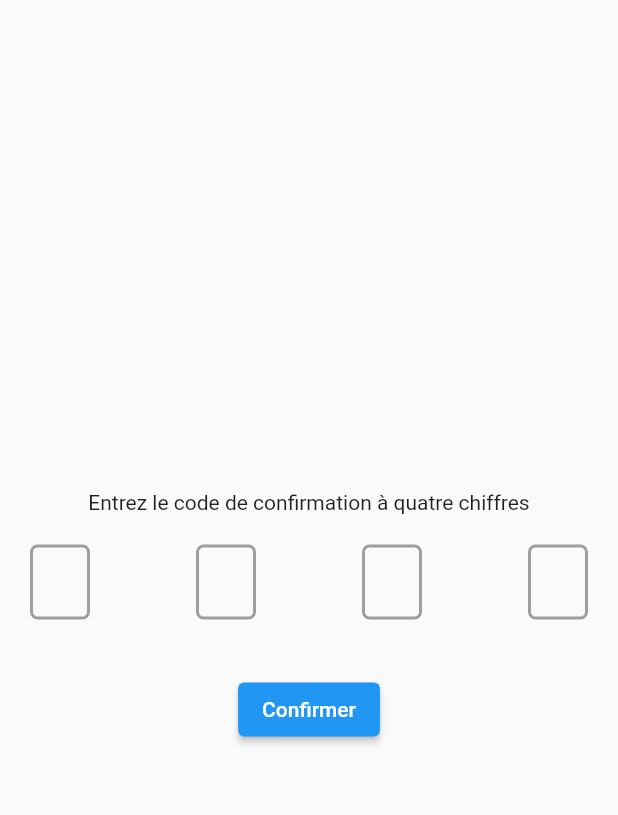
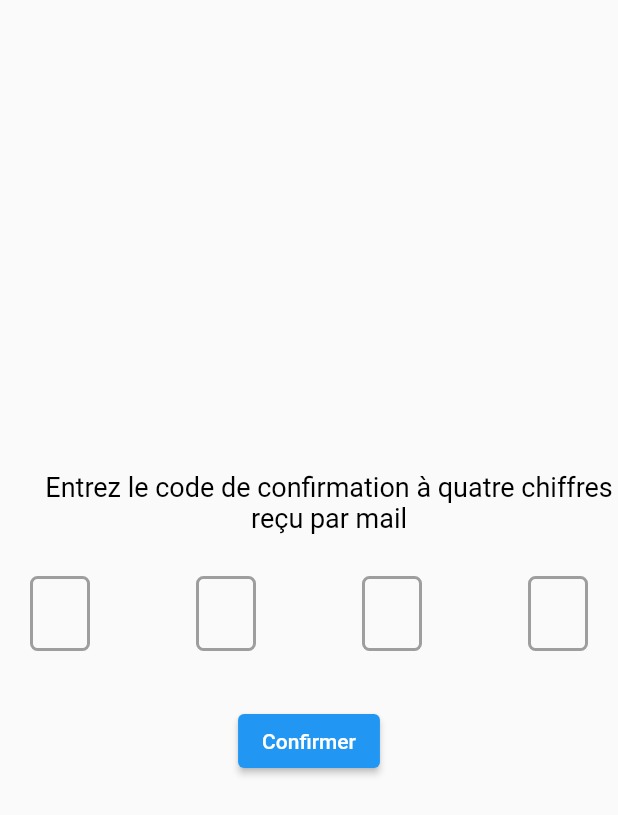
Before and after one commit to FerdinandPyCode/Votify, a Flutter app: the ConfirmationCodePage screen opened directly with empty values, on a phone screen of 412 x 824 dp. Shown: the top 815 px of the screen. Run offline on Flutter 3.47's test engine with Material 2 defaults, Android fonts, the phone set to English and light mode, and no system bars; drawn by our look-alikes of pin_code_fields; our stand-ins replace animated_splash_screen, badges, dio, dots_indicator, file_picker, fl_chart and 5 more; missing offline and left inert: flutter_flushbar; accounts and stored records are empty; project files that could hold a hidden picture were left out.

Commit message:
create okay

```diff
--- a/lib/app/core/controller/user_controller.dart
+++ b/lib/app/core/controller/user_controller.dart
@@ -27,7 +27,7 @@ class UserController {
     try {
       logd('Avant le post de dio');
       await ref.read(dio).post(myUrl, data: data).then((value) async {
-        logd(value);
+
         if (value.statusCode == 200) {
           ref.read(userAuth.notifier).token = value.data['refresh'];
           HelperPreferences.saveStringValue("TOKEN_KEY", value.data['refresh']);
@@ -53,8 +53,8 @@ class UserController {
 
     try {
       logd(data);
-
-      await ref.read(dio).post(myUrl, data:data).then((value) {
+       logd('Avant le post de dio');
+      await ref.read(dio).post(myUrl, data: data).then((value) {
         logd(value);
         if (value.statusCode == 201) {
           UserModel data = UserModel.fromMap(value.data);
--- a/lib/app/screem/log_sign_screem/activation_compte.dart
+++ b/lib/app/screem/log_sign_screem/activation_compte.dart
@@ -1,5 +1,7 @@
 import 'package:flutter/material.dart';
 import 'package:pin_code_fields/pin_code_fields.dart';
+import 'package:votify_2/app/core/constants/color.dart';
+import 'package:votify_2/app/core/generated/widgets/app_input_end_text_widget/app_text.dart';
 import 'package:votify_2/app/core/models/user_model.dart';
 import 'package:votify_2/app/core/utils/app_func.dart';
 import 'package:votify_2/app/screem/home_screem/home_screem.dart';
@@ -15,6 +17,7 @@ class ConfirmationCodePage extends StatefulWidget {
 
 class _ConfirmationCodePageState extends State<ConfirmationCodePage> {
   String _pinCode = "";
+  bool isLoading = false;
 
   @override
   Widget build(BuildContext context) {
@@ -25,7 +28,15 @@ class _ConfirmationCodePageState extends State<ConfirmationCodePage> {
           child: Column(
             mainAxisAlignment: MainAxisAlignment.center,
             children: <Widget>[
-              const Text("Entrez le code de confirmation à quatre chiffres"),
+              Padding(
+                padding: const EdgeInsets.all(8.0),
+                child: AppText(
+                  "Entrez le code de confirmation à quatre chiffres \nreçu par mail",
+                  align: TextAlign.center,
+                  color: AppColors.blackColor,
+                  size: 18,
+                ),
+              ),
               const SizedBox(height: 20),
               PinCodeTextField(
                 length: 4,
@@ -42,6 +53,7 @@ class _ConfirmationCodePageState extends State<ConfirmationCodePage> {
                   inactiveColor: Colors.grey,
                 ),
                 onChanged: (value) {
+                  print(value);
                   setState(() {
                     _pinCode = value;
                   });
@@ -52,10 +64,10 @@ class _ConfirmationCodePageState extends State<ConfirmationCodePage> {
               ElevatedButton(
                 child: const Text("Confirmer"),
                 onPressed: () {
-                  // if (_pinCode.length == 4) {
-                  //   // Validation du code de confirmation
-                  //   // Faire quelque chose
-                  // }
+                  if (_pinCode.length == 4) {
+                    // Validation du code de confirmation
+                    // Faire quelque chose
+                  }
                   navigateToNextPage(context, const MyHomeScreem(),
                       back: false);
                 },
```
Also changed, not shown: lib/app/screem/log_sign_screem/sign_up.dart (+4 -4 lines).
